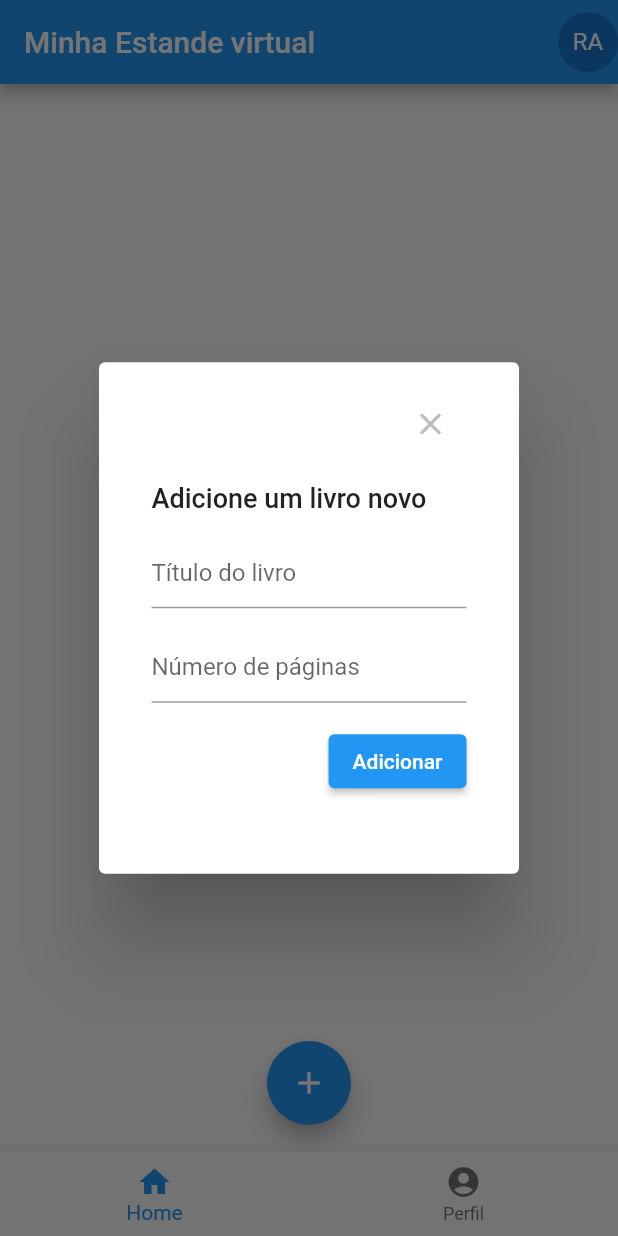
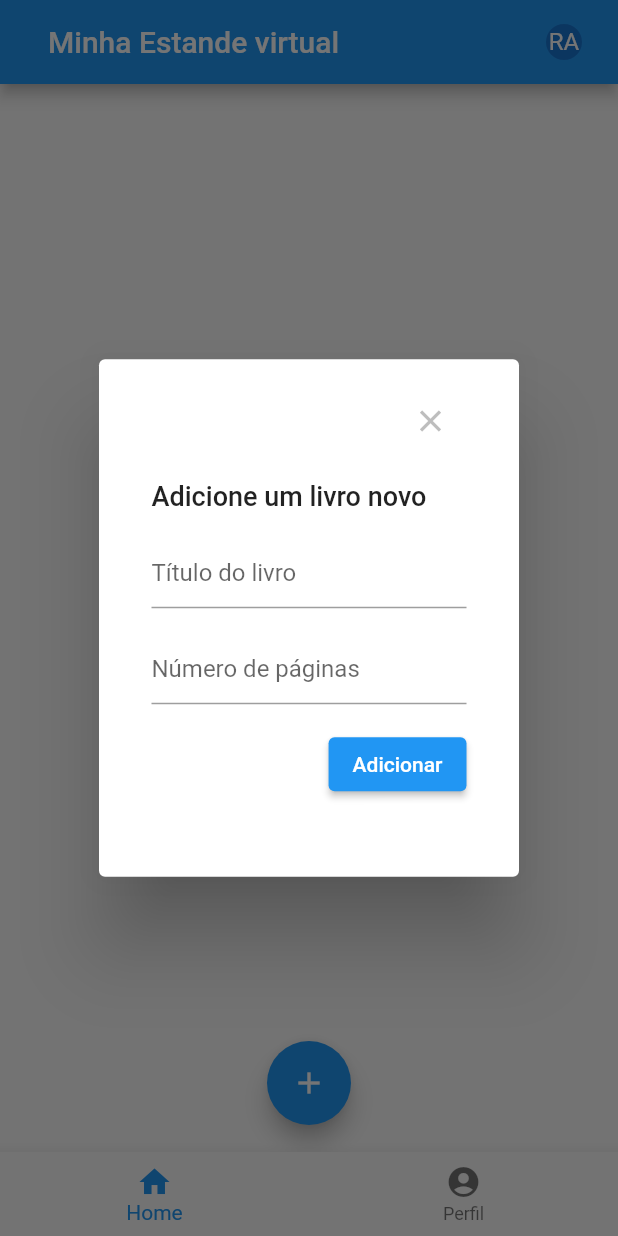
Before and after one commit to Rosines-Almeida/minha_estante, a Flutter app: the screen it shows after launch, after a tap on the "add" icon, on a phone screen of 412 x 824 dp. Run offline on Flutter 3.47's test engine with Material 2 defaults, Android fonts, the phone set to English and light mode, and no system bars; our stand-ins replace image_picker, percent_indicator, shared_preferences.

```diff
--- a/lib/components/app_bar_componet.dart
+++ b/lib/commons/components/app_bar_componet.dart
@@ -6,10 +6,16 @@ class AppBarComponent extends StatelessWidget implements PreferredSizeWidget {
   @override
   Widget build(BuildContext context) {
     return AppBar(
-      title: const Text('Minha Estande virtual'),
+      title: const Padding(
+        padding: EdgeInsets.all(16),
+        child: Text('Minha Estande virtual'),
+      ),
       actions: const [
-        CircleAvatar(
-          child: Text('RA'),
+        Padding(
+          padding: EdgeInsets.all(16),
+          child: CircleAvatar(
+            child: Text('RA'),
+          ),
         )
       ],
     );
--- a/lib/components/body_components.dart
+++ b/lib/commons/components/body_components.dart
@@ -1,5 +1,5 @@
 import 'package:flutter/material.dart';
-import 'package:minha_estante/components/app_bar_componet.dart';
+import 'package:minha_estante/commons/components/app_bar_componet.dart';
 
 class BodyComponent extends StatelessWidget {
   final Widget child;
--- /dev/null
+++ b/lib/commons/components/space_component.dart
@@ -0,0 +1,24 @@
+import 'package:flutter/material.dart';
+
+class SpacerComponent extends StatelessWidget {
+  final double size;
+  final bool isFull;
+  final bool isHorizontal;
+
+  const SpacerComponent({
+    Key? key,
+    this.size = 16,
+    this.isFull = false,
+    this.isHorizontal = false,
+  }) : super(key: key);
+
+  @override
+  Widget build(BuildContext context) {
+    return isFull
+        ? const Spacer()
+        : SizedBox(
+            height: size,
+            width: isHorizontal ? size : null,
+          );
+  }
+}
--- /dev/null
+++ b/lib/commons/helpers/calculate_percetage.dart
@@ -0,0 +1,3 @@
+double calculatePercetage(int pagesRead, int totalPages) {
+  return (pagesRead / totalPages) * 100;
+}
--- a/lib/pages/bookDetails/book_details_edit_dialog.dart
+++ b/lib/pages/bookDetails/book_details_edit_dialog.dart
@@ -1,5 +1,6 @@
 import 'package:flutter/material.dart';
 import 'package:flutter/services.dart';
+import 'package:minha_estante/commons/components/space_component.dart';
 import 'package:minha_estante/providers/bookcase_provider.dart';
 
 class BookDetailsEditDialog extends StatefulWidget {
@@ -35,9 +36,7 @@ class _BookDetailsEditDialogState extends State<BookDetailsEditDialog> {
                 : null;
           },
         ),
-        SizedBox(
-          height: 15,
-        ),
+        const SpacerComponent(),
         ElevatedButton(
             onPressed: () {
               widget.callback(int.parse(_controllerNumberPageEdit.text));
--- a/lib/pages/homePage/home_page.dart
+++ b/lib/pages/homePage/home_page.dart
@@ -1,8 +1,8 @@
 // ignore_for_file: prefer_const_literals_to_create_immutables, prefer_const_constructors
 
 import 'package:flutter/material.dart';
-import 'package:minha_estante/components/app_bar_componet.dart';
-import 'package:minha_estante/components/body_components.dart';
+import 'package:minha_estante/commons/components/app_bar_componet.dart';
+import 'package:minha_estante/commons/components/body_components.dart';
 import 'package:minha_estante/pages/tabs/bookcase_page.dart';
 
 class HomePage extends StatefulWidget {
--- a/lib/pages/tabs/bookcase_form_dialog.dart
+++ b/lib/pages/tabs/bookcase_form_dialog.dart
@@ -1,5 +1,7 @@
 import 'package:flutter/material.dart';
 import 'package:flutter/services.dart';
+import 'package:minha_estante/commons/components/space_component.dart';
+import 'package:minha_estante/commons/helpers/convert_upper_case.dart';
 import 'package:minha_estante/entities/books_entity.dart';
 import 'package:minha_estante/enum/book_state_enum.dart';
 import 'package:minha_estante/providers/bookcase_provider.dart';
@@ -26,7 +28,7 @@ class _BookCaseFormDialogState extends State<BookCaseFormDialog> {
     final isValido = _formKey.currentState!.validate();
     if (isValido) {
       final item = BooksEntity(
-        title: _controllerTitle.text,
+        title: convertToUpperCase(_controllerTitle.text),
         numberPage: int.parse(_controllerNumberPage.text),
         // state: StateBook.lerDepois,
         uuid: 'uuid',
@@ -57,9 +59,7 @@ class _BookCaseFormDialogState extends State<BookCaseFormDialog> {
                   },
                 ),
               ),
-              const SizedBox(
-                height: 15,
-              ),
+              const SpacerComponent(),
               const Align(
                 alignment: Alignment.bottomLeft,
                 child: Text(
@@ -70,9 +70,7 @@ class _BookCaseFormDialogState extends State<BookCaseFormDialog> {
                   ),
                 ),
               ),
-              const SizedBox(
-                height: 15,
-              ),
+              const SpacerComponent(),
               TextFormField(
                 controller: _controllerTitle,
                 decoration: const InputDecoration(hintText: 'Título do livro'),
@@ -82,9 +80,7 @@ class _BookCaseFormDialogState extends State<BookCaseFormDialog> {
                       : null;
                 },
               ),
-              const SizedBox(
-                height: 15,
-              ),
+              const SpacerComponent(),
               TextFormField(
                 controller: _controllerNumberPage,
                 decoration:
@@ -99,9 +95,7 @@ class _BookCaseFormDialogState extends State<BookCaseFormDialog> {
                       : null;
                 },
               ),
-              const SizedBox(
-                height: 15,
-              ),
+              const SpacerComponent(),
               Row(
                 mainAxisAlignment: MainAxisAlignment.end,
                 children: [
--- a/lib/pages/tabs/bookcase_page.dart
+++ b/lib/pages/tabs/bookcase_page.dart
@@ -1,6 +1,4 @@
 import 'package:flutter/material.dart';
-import 'package:minha_estante/entities/books_entity.dart';
-import 'package:minha_estante/pages/bookDetails/book_details_edit_dialog.dart';
 import 'package:minha_estante/pages/tabs/components/home_card_component.dart';
 import 'package:minha_estante/providers/bookcase_provider.dart';
 import 'package:provider/provider.dart';
@@ -14,20 +12,6 @@ class BookCasePage extends StatefulWidget {
 
 class _BookCasePageState extends State<BookCasePage> {
   late BookcaseProvider store;
-  // final List<BooksEntity> listBooks = [
-  //   BooksEntity(
-  //     numberPage: 0,
-  //     state: 'jjj',
-  //     title: 'titulo 2',
-  //     uuid: 'ss',
-  //   ),
-  //   BooksEntity(
-  //     numberPage: 0,
-  //     state: 'jjj',
-  //     title: 'titulo 2',
-  //     uuid: 'ss',
-  //   )
-  // ];
 
   @override
   Widget build(BuildContext context) {
@@ -35,8 +19,11 @@ class _BookCasePageState extends State<BookCasePage> {
     return Column(children: [
       Flexible(
         child: GridView.builder(
+          padding: EdgeInsets.all(10),
           gridDelegate: const SliverGridDelegateWithFixedCrossAxisCount(
             crossAxisCount: 2,
+            mainAxisSpacing: 20,
+            crossAxisSpacing: 20,
           ),
           itemCount: store.listBook.length,
           itemBuilder: (BuildContext context, int index) {
--- a/pubspec.yaml
+++ b/pubspec.yaml
@@ -37,6 +37,8 @@ dependencies:
   cupertino_icons: ^1.0.2
   shared_preferences: ^2.2.0
   provider: ^6.0.5
+  percent_indicator: ^4.2.3
+  image_picker: ^1.0.0
 
 dev_dependencies:
   flutter_test:
```
Also changed, not shown: lib/commons/components/bar_progress_component.dart (added, +48 -0 lines), lib/commons/helpers/convert_upper_case.dart (added, +14 -0 lines), lib/components/bar_progress_component.dart (deleted, +0 -15 lines), lib/pages/bookDetails/book_details_page.dart (+96 -31 lines), lib/pages/tabs/components/home_card_component.dart (+23 -19 lines), lib/services/image_picker_service.dart (added, +31 -0 lines), pubspec.lock, 5 other files.
